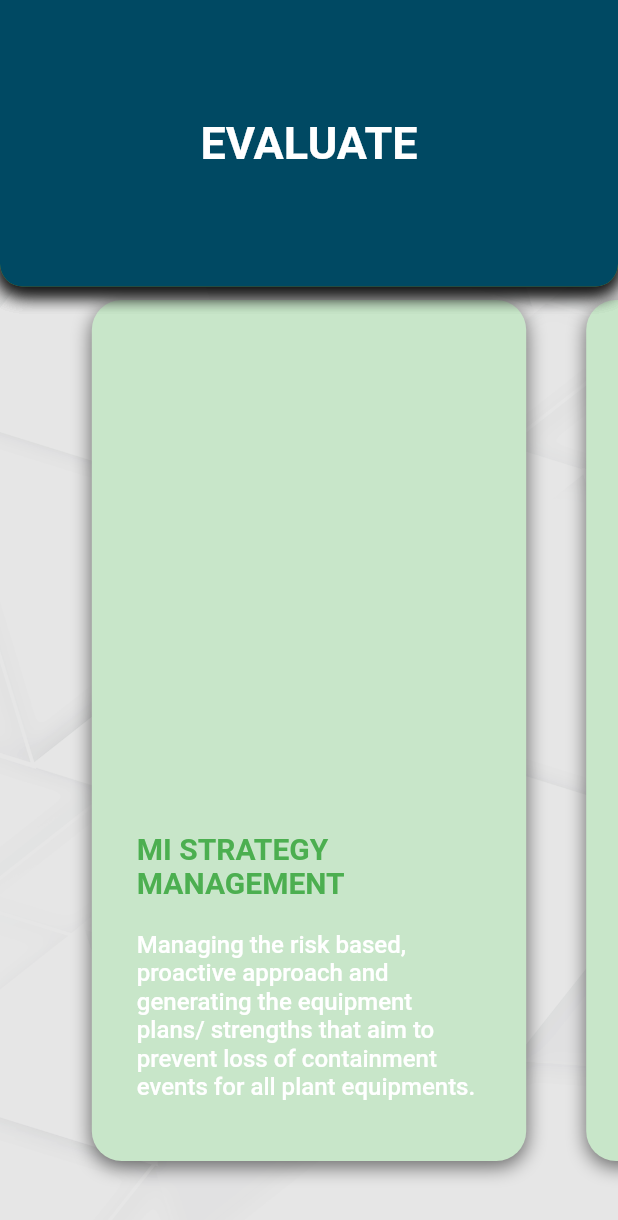
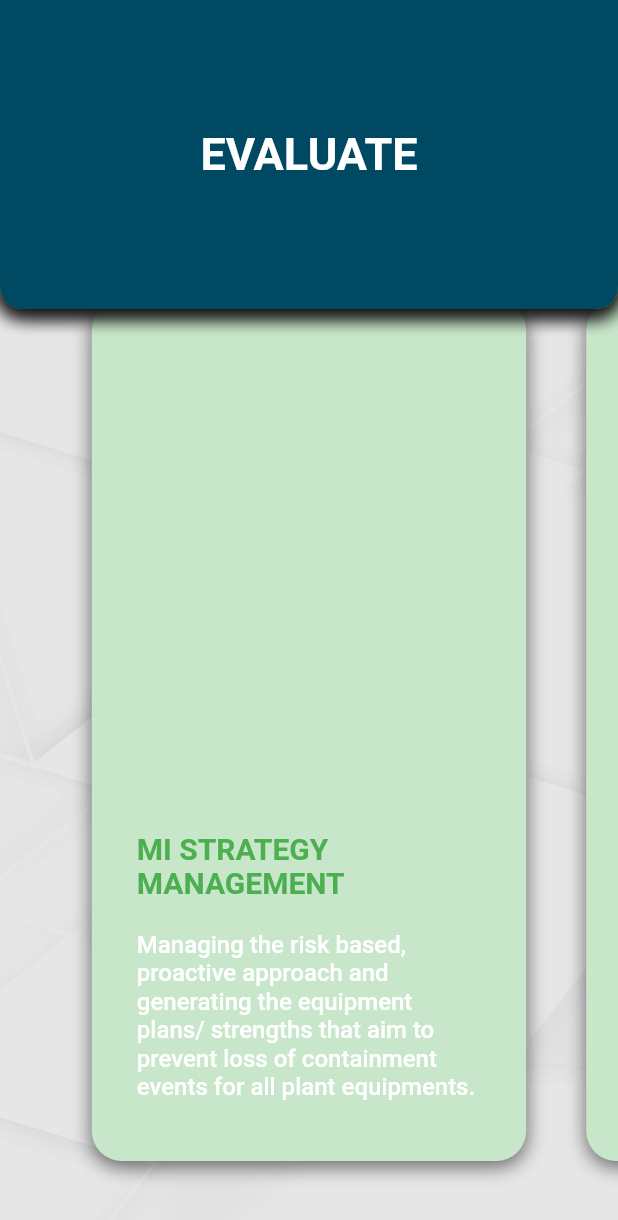
Before and after one commit to SonQBChau/brand_root_solution, a Flutter app: the screen it shows after launch, after a tap on "STRATEGIES", on a phone screen of 412 x 824 dp. Shown: the top 1220 px of the screen. Run offline on Flutter 3.47's test engine with Material 2 defaults, Android fonts, the phone set to English and light mode, and no system bars; missing offline and left inert: animator.

Commit message:
fix height

```diff
--- a/lib/screens/strategies_page.dart
+++ b/lib/screens/strategies_page.dart
@@ -112,8 +112,6 @@ class _StrategiesPageState extends State<StrategiesPage>  with SingleTickerProvi
 
 
                     HeaderCardWidget(
-                      height: screeHeight,
-                      width: screenWidth,
                       color: colorGrey,
                       title: 'LIFE-CYCLE',
                       positionMultiplier: 3,
@@ -121,8 +119,6 @@ class _StrategiesPageState extends State<StrategiesPage>  with SingleTickerProvi
                       notifyParent: reverseController,
                     ),
                     HeaderCardWidget(
-                      height: screeHeight,
-                      width: screenWidth,
                       color: colorOrange,
                       title: 'SUSTAIN',
                       positionMultiplier: 2,
@@ -130,8 +126,6 @@ class _StrategiesPageState extends State<StrategiesPage>  with SingleTickerProvi
                       notifyParent: reverseController,
                     ),
                     HeaderCardWidget(
-                      height: screeHeight,
-                      width: screenWidth,
                       color: colorGreen,
                       title: 'STRATEGIES',
                       positionMultiplier: 1,
@@ -139,8 +133,6 @@ class _StrategiesPageState extends State<StrategiesPage>  with SingleTickerProvi
                       notifyParent: reverseController,
                     ),
                     HeaderCardWidget(
-                      height: screeHeight,
-                      width: screenWidth,
                       color: colorBlue,
                       title: 'EVALUATE',
                       positionMultiplier: 0,
--- a/lib/widgets/header_card_widget.dart
+++ b/lib/widgets/header_card_widget.dart
@@ -1,12 +1,11 @@
 import 'package:flutter/material.dart';
+import 'package:sale_form_demo/utils/size_config.dart';
 
 
 class HeaderCardWidget extends StatelessWidget {
   final int positionMultiplier;
   final Color color;
   final String title;
-  final double height;
-  final double width;
   final double animationValue;
   final Function notifyParent;
 
@@ -14,8 +13,7 @@ class HeaderCardWidget extends StatelessWidget {
 
 
   HeaderCardWidget(
-      {@required this.height,
-        @required this.width,
+      {
         @required this.animationValue,
         @required this.color,
         @required this.title,
@@ -23,18 +21,18 @@ class HeaderCardWidget extends StatelessWidget {
         @required this.positionMultiplier,
       })
       : assert(color != null),
-        assert(height != null),
-        assert(width != null),
         assert(title != null),
         assert(positionMultiplier != null)
   ;
 
   @override
   Widget build(BuildContext context) {
+    SizeConfig().init(context);
+    final double screeHeight = SizeConfig.safeAreaScreenHeight;
+    final double screenWidth = SizeConfig.safeAreaScreenWidth;
 
-    final double cardContainerHeight = height - 60;
-    final double cardHeight = cardContainerHeight / 4;
-    final double cardPosition = cardHeight - 20;
+    double cardHeight =  screeHeight / 4 ;
+    final double cardPosition = screeHeight / 4 - 10;
 
 
 
@@ -47,7 +45,7 @@ class HeaderCardWidget extends StatelessWidget {
 
         },
         child: Container(
-          width: width,
+          width: screenWidth,
           height: cardHeight,
           alignment: Alignment.center,
           decoration: new BoxDecoration(
--- a/lib/widgets/menu_card_widget.dart
+++ b/lib/widgets/menu_card_widget.dart
@@ -31,11 +31,12 @@ class MenuCardWidget extends StatelessWidget {
     final double screenWidth = SizeConfig.safeAreaScreenWidth;
 
 
-    double cardHeight =  screeHeight / 4;
-    final double cardPosition = cardHeight -20;
-    if (isLastCard){
-      cardHeight = cardHeight + 40;
+    double cardHeight =  screeHeight / 4 ;
+    final double cardPosition = screeHeight / 4 - 10;
+    if (isLastCard) {
+      cardHeight = cardHeight + 10;
     }
+
 
 
     return Positioned(
```
